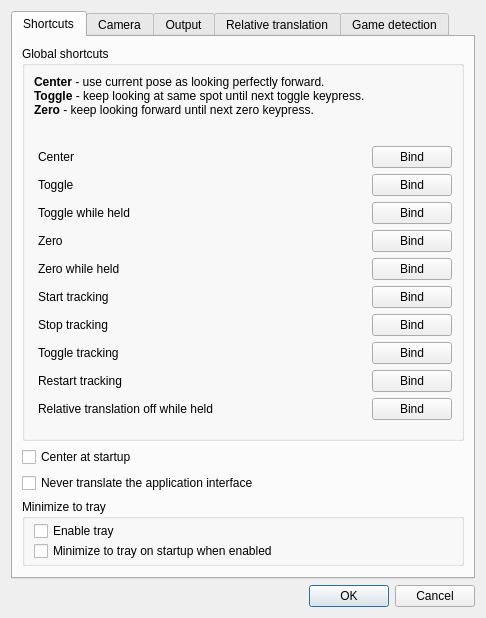
This is gui/options-dialog.ui in opentrack/opentrack as Qt 5 draws it before an edit. The edited form follows.
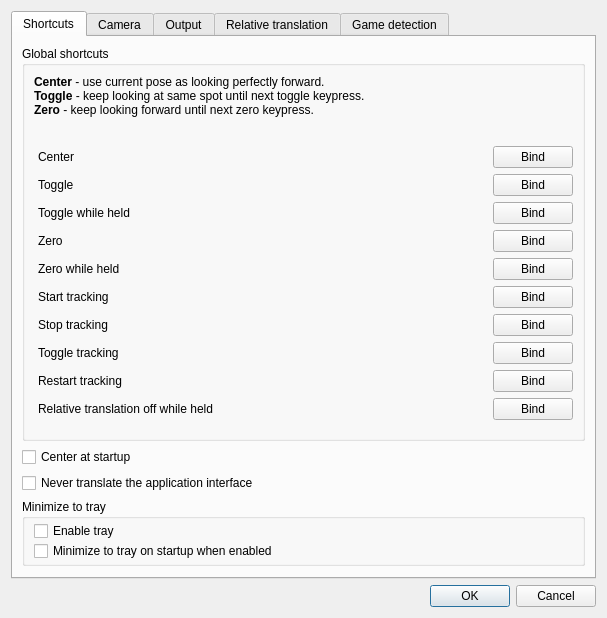
This is the edited form. Icons and pictures are not drawn. Custom widgets are drawn as their Qt base class.

Commit message:
gui/options: enforce dialog width
For Russian translation

The edit to the form file:
```diff
--- a/gui/options-dialog.ui
+++ b/gui/options-dialog.ui
@@ -6,13 +6,13 @@
    <rect>
     <x>0</x>
     <y>0</y>
-    <width>486</width>
+    <width>607</width>
     <height>596</height>
    </rect>
   </property>
   <property name="minimumSize">
    <size>
-    <width>486</width>
+    <width>607</width>
     <height>0</height>
    </size>
   </property>
```
